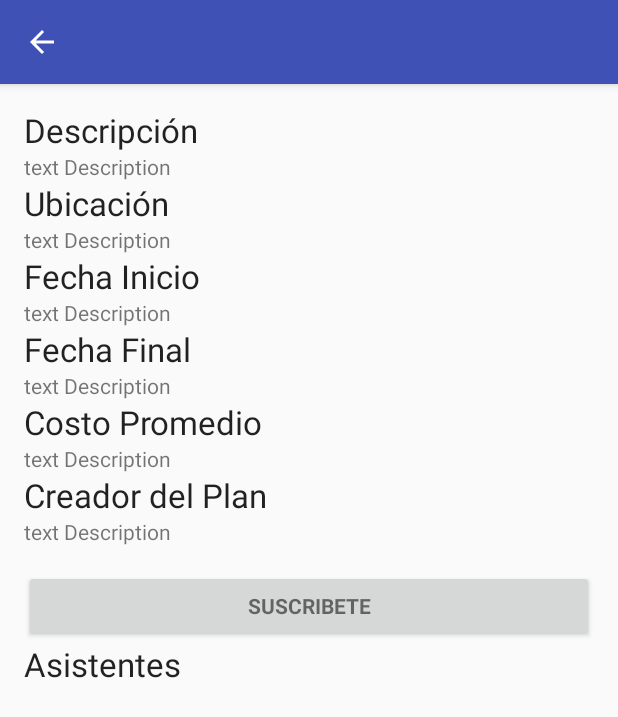
After one commit to gikosidekas-zz/PlanSAndroid, an Android app: the PlanSubscribe screen opened directly, with no data from a screen before it, on a phone screen of 412 x 824 dp. The commit adds this screen. Shown: the top 717 px of the screen. Run offline under Robolectric (Android 15) with nearby library versions, the light colour scheme and no system bars.

Commit message:
Planes recomendados complete

```diff
--- /dev/null
+++ b/app/src/main/java/com/example/georgios/plans/PlanSubscribe.java
@@ -0,0 +1,34 @@
+package com.example.georgios.plans;
+
+import android.support.v7.app.AppCompatActivity;
+import android.os.Bundle;
+import android.view.MenuItem;
+
+import com.example.georgios.plans.model.GlobalClass;
+
+public class PlanSubscribe extends AppCompatActivity {
+
+    @Override
+    protected void onCreate(Bundle savedInstanceState) {
+        super.onCreate(savedInstanceState);
+        setContentView(R.layout.activity_plan_subscribe);
+
+        final GlobalClass globalVariable = (GlobalClass) getApplicationContext();
+
+        //Back Arrow in actionBar
+        if(getSupportActionBar()!=null){
+            getSupportActionBar().setDisplayHomeAsUpEnabled(true);
+            getSupportActionBar().setDisplayShowHomeEnabled(true);
+            setTitle(globalVariable.getPlan().getNombre());
+        }
+    }
+
+    //For the arrow back button to function.
+    @Override
+    public boolean onOptionsItemSelected(MenuItem item) {
+        if(item.getItemId()==android.R.id.home){
+            finish();
+        }
+        return super.onOptionsItemSelected(item);
+    }
+}
--- /dev/null
+++ b/app/src/main/res/layout/activity_plan_subscribe.xml
@@ -0,0 +1,147 @@
+<LinearLayout xmlns:android="http://schemas.android.com/apk/res/android"
+    xmlns:tools="http://schemas.android.com/tools"
+    android:layout_width="match_parent"
+    android:layout_height="match_parent"
+    android:gravity="center_horizontal"
+    android:orientation="vertical"
+    android:paddingBottom="@dimen/activity_vertical_margin"
+    android:paddingLeft="@dimen/activity_horizontal_margin"
+    android:paddingRight="@dimen/activity_horizontal_margin"
+    android:paddingTop="@dimen/activity_vertical_margin"
+    tools:context="com.example.georgios.plans.LoginActivity">
+
+
+    <ScrollView
+        android:id="@+id/login_form"
+        android:layout_width="match_parent"
+        android:layout_height="match_parent">
+
+        <LinearLayout
+            android:id="@+id/email_login_form"
+            android:layout_width="match_parent"
+            android:layout_height="wrap_content"
+            android:orientation="vertical">
+
+            <TextView
+                android:id="@+id/planDescription"
+                android:layout_width="wrap_content"
+                android:layout_height="wrap_content"
+                android:layout_weight="1"
+                android:text="@string/plan_descripcion"
+                android:textAppearance="@style/TextAppearance.AppCompat.Large"
+                />
+            <TextView
+                android:id="@+id/planDescriptionText"
+                android:layout_width="wrap_content"
+                android:layout_height="wrap_content"
+                android:layout_weight="1"
+                android:text="text Description"
+                />
+
+            <TextView
+                android:id="@+id/planUbicacion"
+                android:layout_width="wrap_content"
+                android:layout_height="wrap_content"
+                android:layout_weight="1"
+                android:text="@string/plan_ubicacion"
+                android:textAppearance="@style/TextAppearance.AppCompat.Large"
+                />
+            <TextView
+                android:id="@+id/planUbicacionText"
+                android:layout_width="wrap_content"
+                android:layout_height="wrap_content"
+                android:layout_weight="1"
+                android:text="text Description"
+                />
+
+            <TextView
+                android:id="@+id/planFechaInicio"
+                android:layout_width="wrap_content"
+                android:layout_height="wrap_content"
+                android:layout_weight="1"
+                android:text="@string/plan_fecha_ini"
+                android:textAppearance="@style/TextAppearance.AppCompat.Large"
+                />
+            <TextView
+                android:id="@+id/planFechaInicioText"
+                android:layout_width="wrap_content"
+                android:layout_height="wrap_content"
+                android:layout_weight="1"
+                android:text="text Description"
+                />
+
+            <TextView
+                android:id="@+id/planFechaFinal"
+                android:layout_width="wrap_content"
+                android:layout_height="wrap_content"
+                android:layout_weight="1"
+                android:text="@string/plan_fecha_fin"
+                android:textAppearance="@style/TextAppearance.AppCompat.Large"
+                />
+            <TextView
+                android:id="@+id/planFechaFinalText"
+                android:layout_width="wrap_content"
+                android:layout_height="wrap_content"
+                android:layout_weight="1"
+                android:text="text Description"
+                />
+
+            <TextView
+                android:id="@+id/planCosto"
+                android:layout_width="wrap_content"
+                android:layout_height="wrap_content"
+                android:layout_weight="1"
+                android:text="@string/plan_costo"
+                android:textAppearance="@style/TextAppearance.AppCompat.Large"
+                />
+            <TextView
+                android:id="@+id/planCostoText"
+                android:layout_width="wrap_content"
+                android:layout_height="wrap_content"
+                android:layout_weight="1"
+                android:text="text Description"
+                />
+
+            <TextView
+                android:id="@+id/planCreador"
+                android:layout_width="wrap_content"
+                android:layout_height="wrap_content"
+                android:layout_weight="1"
+                android:text="@string/plan_creador"
+                android:textAppearance="@style/TextAppearance.AppCompat.Large"
+                />
+            <TextView
+                android:id="@+id/planCreadorText"
+                android:layout_width="wrap_content"
+                android:layout_height="wrap_content"
+                android:layout_weight="1"
+                android:text="text Description"
+                />
+
+
+
+            <Button
+                android:id="@+id/register_button"
+                style="?android:textAppearanceSmall"
+                android:layout_width="match_parent"
+                android:layout_height="wrap_content"
+                android:layout_marginTop="16dp"
+                android:text="@string/plan_suscribirse"
+                android:textStyle="bold" />
+
+            <TextView
+                android:id="@+id/planAsistentes"
+                android:layout_width="wrap_content"
+                android:layout_height="wrap_content"
+                android:layout_weight="1"
+                android:text="@string/plan_asistentes"
+                android:textAppearance="@style/TextAppearance.AppCompat.Large"
+                />
+
+        </LinearLayout>
+
+
+
+
+    </ScrollView>
+</LinearLayout>
--- a/app/src/main/res/values/strings.xml
+++ b/app/src/main/res/values/strings.xml
@@ -37,4 +37,14 @@
     <!--Main Planes Recomendados-->
     <string name="Main_Label">Planes Recomendados</string>
 
+    <!--Plan Description-->
+    <string name="plan_descripcion">Descripción</string>
+    <string name="plan_suscribirse">Suscribete</string>
+    <string name="plan_ubicacion">Ubicación</string>
+    <string name="plan_fecha_ini">Fecha Inicio</string>
+    <string name="plan_fecha_fin">Fecha Final</string>
+    <string name="plan_costo">Costo Promedio</string>
+    <string name="plan_creador">Creador del Plan</string>
+    <string name="plan_asistentes">Asistentes</string>
+
 </resources>
```
Also changed, not shown: app/src/main/AndroidManifest.xml (+5 -4 lines), app/src/main/java/com/example/georgios/plans/Custom/CustomAdapterPlan.java (renamed from app/src/main/java/com/example/georgios/plans/Custom/CustomAdapter.java, +54 -4 lines), app/src/main/java/com/example/georgios/plans/Custom/CustomAdapterUsuario.java (added, +69 -0 lines), app/src/main/java/com/example/georgios/plans/LoginActivity.java (+0 -59 lines), app/src/main/java/com/example/georgios/plans/MainActivity.java (+42 -15 lines).
